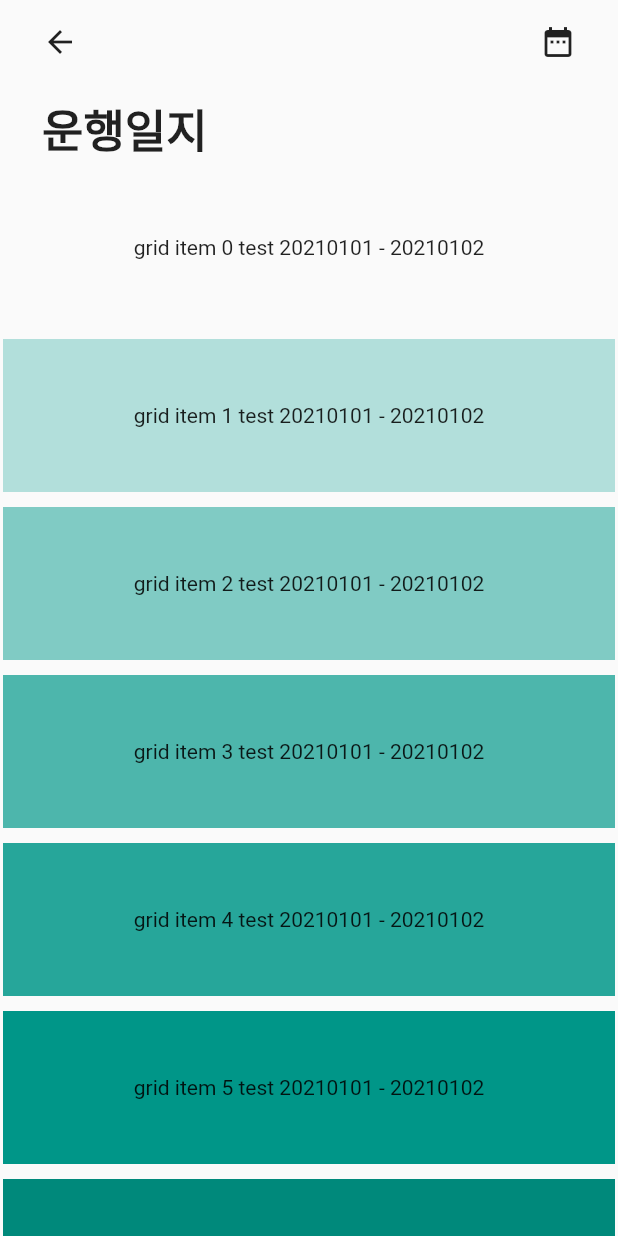
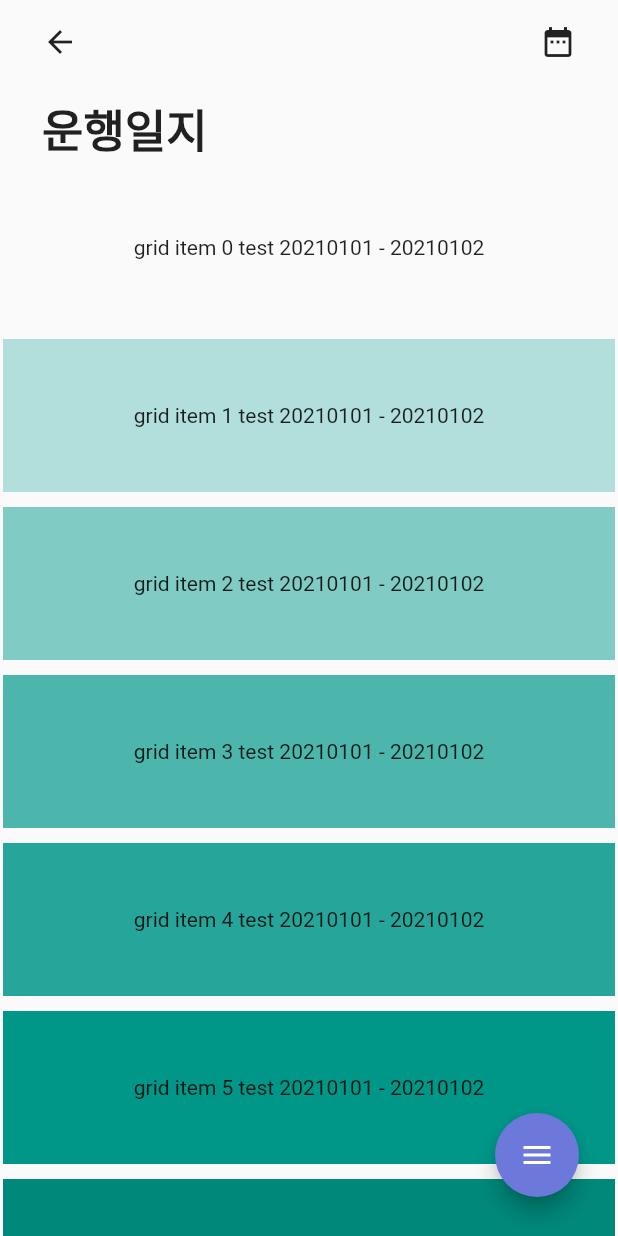
Before and after one commit to jun-young1993/freight-ui, a Flutter app: the screen it shows after launch, after a tap on "운행일지", on a phone screen of 412 x 824 dp. Run offline on Flutter 3.47's test engine with Material 2 defaults, Android fonts, the phone set to English and light mode, and no system bars; our stand-ins replace flutter_bloc, syncfusion_flutter_datepicker; missing offline and left inert: dart:ffi.

Commit message:
fab menu 추가

```diff
--- /dev/null
+++ b/lib/config/colors.dart
@@ -0,0 +1,35 @@
+import 'package:flutter/material.dart';
+
+
+
+class AppColors {
+  static const Color white = Color(0xFFFFFFFF);
+  static const Color beige = Color(0xFFA8A878);
+  static const Color black = Color(0xFF303943);
+  static const Color blue = Color(0xFF429BED);
+  static const Color brown = Color(0xFFB1736C);
+  static const Color darkBrown = Color(0xD0795548);
+  static const Color darkGrey = Color(0xFF303943);
+  static const Color grey = Color(0x64303943);
+  static const Color indigo = Color(0xFF6C79DB);
+  static const Color lightBlue = Color(0xFF7AC7FF);
+  static const Color lightBrown = Color(0xFFCA8179);
+  static const Color whiteGrey = Color(0xFFFDFDFD);
+  static const Color lightCyan = Color(0xFF98D8D8);
+  static const Color lightGreen = Color(0xFF78C850);
+  static const Color lighterGrey = Color(0xFFF4F5F4);
+  static const Color lightGrey = Color(0xFFF5F5F5);
+  static const Color lightPink = Color(0xFFEE99AC);
+  static const Color lightPurple = Color(0xFF9F5BBA);
+  static const Color lightRed = Color(0xFFFB6C6C);
+  static const Color lightTeal = Color(0xFF48D0B0);
+  static const Color lightYellow = Color(0xFFFFCE4B);
+  static const Color lilac = Color(0xFFA890F0);
+  static const Color pink = Color(0xFFF85888);
+  static const Color purple = Color(0xFF7C538C);
+  static const Color red = Color(0xFFFA6555);
+  static const Color teal = Color(0xFF4FC1A6);
+  static const Color yellow = Color(0xFFF6C747);
+  static const Color semiGrey = Color(0xFFbababa);
+  static const Color violet = Color(0xD07038F8);
+}
--- /dev/null
+++ b/lib/core/extensions/animation.dart
@@ -0,0 +1,10 @@
+import 'package:flutter/animation.dart';
+
+extension AnimationControllerX on AnimationController {
+  Animation<T> curvedTweenAnimation<T>({required T begin, required T end}) {
+    return Tween<T>(begin: begin, end: end).animate(CurvedAnimation(
+      curve: Curves.easeInOut,
+      parent: this,
+    ));
+  }
+}
--- a/lib/ui/screen/drive/drive.dart
+++ b/lib/ui/screen/drive/drive.dart
@@ -1,16 +1,26 @@
+import 'dart:async';
+import 'dart:developer';
+
 import 'package:flutter/material.dart';
 import 'package:flutter_bloc/flutter_bloc.dart';
+import 'package:freight_ui/config/colors.dart';
 import 'package:freight_ui/config/main_app_bar.dart';
 import 'package:freight_ui/config/route_map.dart';
+import 'package:freight_ui/core/extensions/animation.dart';
 import 'package:freight_ui/routes.dart';
 import 'package:freight_ui/states/drive/drive_bloc.dart';
 import 'package:freight_ui/states/drive/drive_event.dart';
 import 'package:freight_ui/states/drive/drive_selector.dart';
 import 'package:freight_ui/states/drive/drive_state.dart';
+import 'package:freight_ui/ui/widgets/animated_overlay.dart';
+import 'package:freight_ui/ui/widgets/fab.dart';
 import 'package:freight_ui/ui/widgets/main_app_bar.dart';
-import 'package:freight_ui/ui/widgets/main_view.dart';
+import 'package:freight_ui/utills/date.dart';
+import 'package:syncfusion_flutter_datepicker/datepicker.dart';
 
 part 'sections/drive_grid.dart';
+part 'sections/drive_fab_menu.dart';
+
 class DriveScreen extends StatefulWidget {
   const DriveScreen({super.key});
 
@@ -32,7 +42,8 @@ class _DriveScreenState extends State<DriveScreen> {
       body: Stack(
           fit: StackFit.expand,
           children: [
-            _DriveGrid()
+            _DriveGrid(),
+            _DriveFabMenu()
           ],
         ),
     );
--- /dev/null
+++ b/lib/ui/screen/drive/sections/drive_fab_menu.dart
@@ -0,0 +1,82 @@
+part of '../drive.dart';
+
+class _DriveFabMenu extends StatefulWidget {
+  const _DriveFabMenu();
+
+  @override
+  State<_DriveFabMenu> createState() => _DriveFabMenuState();
+}
+
+class _DriveFabMenuState extends State<_DriveFabMenu> with SingleTickerProviderStateMixin {
+  late AnimationController _fabController;
+  late Animation<double> _fabAnimation;
+
+  bool _isFabMenuVisible = false;
+
+  @override
+  void initState() {
+    _fabController = AnimationController(
+      vsync: this,
+      duration: const Duration(milliseconds: 260),
+    );
+    _fabAnimation = _fabController.curvedTweenAnimation(
+      begin: 0.0,
+      end: 1.0,
+    );
+
+    super.initState();
+  }
+
+  @override
+  void dispose() {
+      _fabController.dispose();
+
+      super.dispose();
+  }
+
+  void _toggleFabMenu() {
+    _isFabMenuVisible = !_isFabMenuVisible;
+
+    if (_isFabMenuVisible) {
+      _fabController.forward();
+    } else {
+      _fabController.reverse();
+    }
+  }
+
+  void onPress([Function? callback]) {
+    _toggleFabMenu();
+
+    callback?.call();
+  }
+
+
+  @override
+  Widget build(BuildContext context){
+    final safeAreaBottom = MediaQuery.of(context).padding.bottom;
+
+    return AnimatedOverlay(
+      animation: _fabAnimation,
+      color: Colors.black,
+      onPress: _toggleFabMenu,
+              child: Container(
+              alignment: Alignment.bottomRight,
+              padding: EdgeInsets.only(right: 26, bottom: 26 + safeAreaBottom),
+              child: ExpandedAnimationFab(
+                animation: _fabAnimation,
+                onPress: _toggleFabMenu,
+                items : [
+                  FabItemData(
+                    '추가하기',
+                    Icons.add,
+                    onPress: () => onPress((){
+
+
+                    }),
+                  )
+                ]
+              )
+        )
+    );
+  }
+}
--- a/lib/ui/screen/drive/sections/drive_grid.dart
+++ b/lib/ui/screen/drive/sections/drive_grid.dart
@@ -10,6 +10,11 @@ class _DriveGrid extends StatefulWidget {
 
 class _DriveGridState extends State<_DriveGrid> {
   final GlobalKey<NestedScrollViewState> _scrollKey = GlobalKey();
+
+  PickerDateRange pickerDateRange = new PickerDateRange(
+    SearchDate(SearchDateType.start),
+    SearchDate(SearchDateType.end)
+  );
 
 
   DriveBloc get driveBloc => context.read<DriveBloc>();
@@ -32,17 +37,7 @@ class _DriveGridState extends State<_DriveGrid> {
               // Text(AppRouteMap.getName(Routes.drive)),
               title : AppRouteMap.getName(Routes.drive),
               context: context,
-              tailActions: [
-
-                IconButton(
-                  padding: EdgeInsets.symmetric(horizontal: MainAppBarConfig.mainAppBarPadding),
-                  icon: Icon(Icons.date_range,
-                      color: Theme.of(context).textTheme.bodyLarge!.color),
-                  onPressed: (){
-
-                  },
-                ),
-              ],
+              tailActions: _buildHeaderActions(context)
             ),
       ],
       body: DriveStateStatusSelector((status) {
@@ -57,6 +52,76 @@ class _DriveGridState extends State<_DriveGrid> {
 
       })
     );
+  }
+
+  Widget _buildDatePicker(BuildContext context){
+    return  IconButton(
+      padding: EdgeInsets.symmetric(horizontal: MainAppBarConfig.mainAppBarPadding),
+      icon: Icon(Icons.date_range,
+      color: Theme.of(context).textTheme.bodyLarge!.color),
+      onPressed: (){
+        showDialog(
+          context: context,
+          builder: (BuildContext context) {
+            var startDate;
+            return SfDateRangePicker(
+              backgroundColor: AppColors.white,
+              selectionMode: DateRangePickerSelectionMode.range,
+              showActionButtons: true,
+              onCancel: () => {
+                Navigator.pop(context)
+              },
+              onSelectionChanged: (DateRangePickerSelectionChangedArgs rangeDate) {
+
+                //  rangeDate -
+                // PickerDateRange#40037(startDate: 2023-09-14 00:00:00.000, endDate: null)
+                // PickerDateRange#9a9aa(startDate: 2023-09-05 00:00:00.000, endDate: 2023-09-14 00:00:00.000)
+                // if(rangeDate.startDate != null){
+
+                // }
+                if(rangeDate.value.endDate != null){
+                  pickerDateRange = PickerDateRange(
+                    SearchDate(
+                      SearchDateType.start,
+                      dateTime: rangeDate.value.startDate
+                    ),
+                    SearchDate(
+                      SearchDateType.end,
+                      dateTime: rangeDate.value.endDate
+                    )
+                  );
+                }
+
+
+
+              },
+              onSubmit: (p0)  {
+                Navigator.pop(context);
+              },
+              // onSubmit: () => {
+              //   // return Navigator.pop(context);
+              // },
+            );
+          }
+        );
+      },
+    );
+    // SfDateRangePicker();
+  }
+
+
+  List<Widget> _buildHeaderActions(BuildContext context) {
+    return [
+      _buildDatePicker(context)
+                // IconButton(
+                //   padding: EdgeInsets.symmetric(horizontal: MainAppBarConfig.mainAppBarPadding),
+                //   icon: Icon(Icons.date_range,
+                //       color: Theme.of(context).textTheme.bodyLarge!.color),
+                //   onPressed: (){
+
+                //   },
+                // ),
+    ];
   }
 
   Widget _buildGrid() {
--- /dev/null
+++ b/lib/ui/widgets/animated_overlay.dart
@@ -0,0 +1,35 @@
+import 'package:flutter/material.dart';
+
+class AnimatedOverlay extends AnimatedWidget {
+  final Color color;
+  final Widget? child;
+  final void Function()? onPress;
+
+  const AnimatedOverlay({
+    required Animation animation,
+    required this.color,
+    this.child,
+    this.onPress,
+  }) : super(listenable: animation);
+
+  Animation<double> get animation => listenable as Animation<double>;
+
+  @override
+  Widget build(BuildContext context) {
+    return Stack(
+      fit: StackFit.expand,
+      children: [
+        IgnorePointer(
+          ignoring: animation.value == 0,
+          child: InkWell(
+            onTap: onPress,
+            child: Container(
+              color: color.withOpacity(animation.value * 0.5),
+            ),
+          ),
+        ),
+        if (child != null) child!,
+      ],
+    );
+  }
+}
--- /dev/null
+++ b/lib/ui/widgets/fab.dart
@@ -0,0 +1,104 @@
+import 'package:flutter/material.dart';
+import 'package:freight_ui/config/colors.dart';
+
+
+class FabItemData {
+  final IconData icon;
+  final void Function()? onPress;
+  final String title;
+
+  const FabItemData(this.title, this.icon, {this.onPress});
+}
+
+class FabItem extends StatelessWidget {
+  final FabItemData item;
+
+  const FabItem(this.item, {Key? key}) : super(key: key);
+
+  @override
+  Widget build(BuildContext context) {
+    var bgColor = Theme.of(context).backgroundColor;
+    return MaterialButton(
+      shape: StadiumBorder(),
+      padding: EdgeInsets.fromLTRB(24, 8, 16, 8),
+      color: bgColor,
+      splashColor: Colors.grey[100],
+      highlightColor: Colors.grey[100],
+      elevation: 0,
+      highlightElevation: 2,
+      disabledColor: bgColor,
+      onPressed: item.onPress,
+      child: Row(
+        mainAxisSize: MainAxisSize.min,
+        children: <Widget>[
+          Text(item.title),
+          SizedBox(width: 8),
+          Icon(item.icon, color: AppColors.indigo),
+        ],
+      ),
+    );
+  }
+}
+
+class ExpandedAnimationFab extends AnimatedWidget {
+  final List<FabItemData> items;
+  final void Function()? onPress;
+
+  const ExpandedAnimationFab({
+    required this.items,
+    required Animation animation,
+    this.onPress,
+  }) : super(listenable: animation);
+
+  Animation<double> get animation => listenable as Animation<double>;
+
+  @override
+  Widget build(BuildContext context) {
+    return Column(
+      mainAxisSize: MainAxisSize.min,
+      crossAxisAlignment: CrossAxisAlignment.end,
+      children: [
+        IgnorePointer(
+          ignoring: animation.value == 0,
+          child: ListView.separated(
+            shrinkWrap: true,
+            padding: EdgeInsets.symmetric(vertical: 12),
+            physics: NeverScrollableScrollPhysics(),
+            itemCount: items.length,
+            separatorBuilder: (_, __) => SizedBox(height: 9),
+            itemBuilder: _buildItem,
+          ),
+        ),
+        FloatingActionButton(
+          backgroundColor: AppColors.indigo,
+          child: AnimatedIcon(
+            icon: AnimatedIcons.menu_close,
+            progress: animation,
+          ),
+          onPressed: onPress,
+        ),
+      ],
+    );
+  }
+
+  Widget _buildItem(BuildContext context, int index) {
+    final screenWidth = MediaQuery.of(context).size.width;
+
+    final transform = Matrix4.translationValues(
+      -(screenWidth - animation.value * screenWidth) * ((items.length - index) / 4),
+      0.0,
+      0.0,
+    );
+
+    return Align(
+      alignment: Alignment.centerRight,
+      child: Transform(
+        transform: transform,
+        child: Opacity(
+          opacity: animation.value,
+          child: FabItem(items[index]),
+        ),
+      ),
+    );
+  }
+}
--- a/pubspec.yaml
+++ b/pubspec.yaml
@@ -37,6 +37,7 @@ dependencies:
   cupertino_icons: ^1.0.2
   flutter_bloc: ^8.1.3
   http: ^1.1.0
+  syncfusion_flutter_datepicker: ^22.2.12
 
 dev_dependencies:
   flutter_test:
```
Also changed, not shown: lib/ui/widgets/animated_slide.dart (added, +21 -0 lines), lib/ui/widgets/fab_menu.dart (added, +90 -0 lines), 1 other file.
